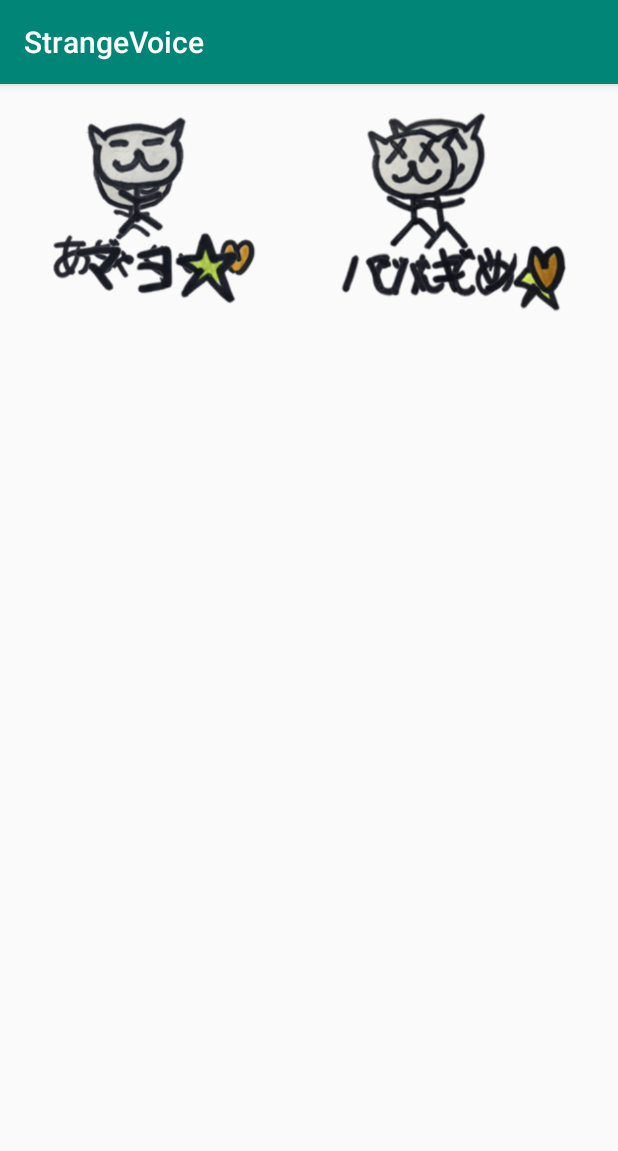
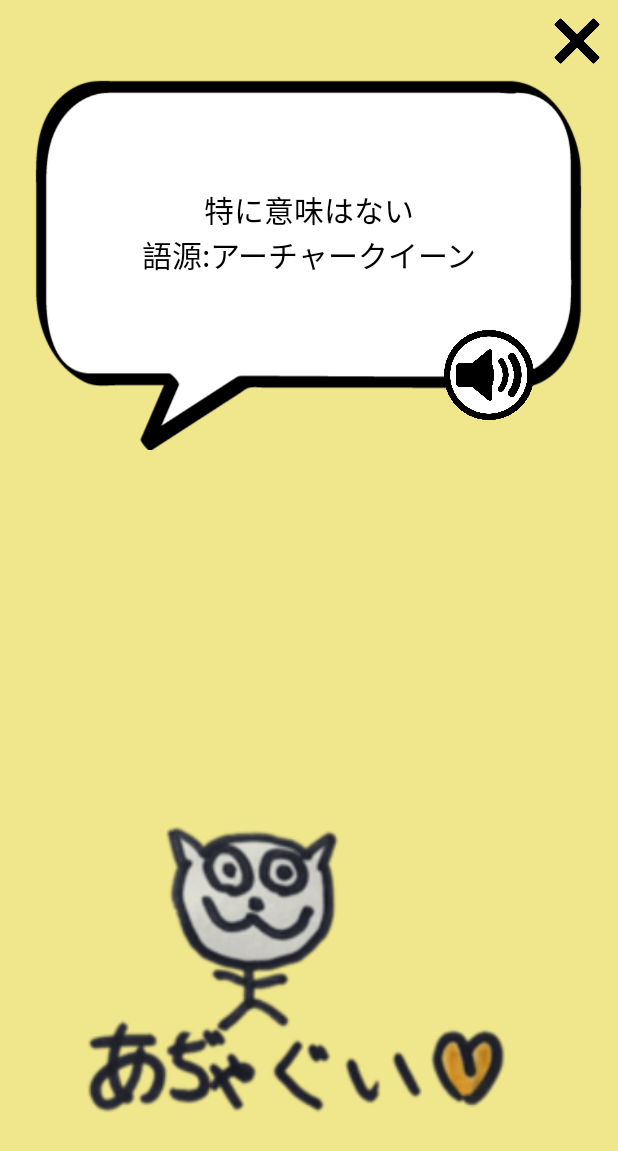
Before and after one commit to tktcorporation/StrangeVoice, an Android app: the screen it shows after launch (MainActivity), on a phone screen of 412 x 824 dp. Shown: the top 1151 px of the screen. Run offline under Robolectric (Android 15) with nearby library versions, the phone set to English and light mode, and no system bars.

Commit message:
詳細画面を作成

```diff
--- a/app/src/main/res/layout/activity_main.xml
+++ b/app/src/main/res/layout/activity_main.xml
@@ -4,50 +4,63 @@
     xmlns:tools="http://schemas.android.com/tools"
     android:layout_width="match_parent"
     android:layout_height="match_parent"
+    android:background="#f0e68c"
     tools:context=".MainActivity">
 
     <ImageView
         android:id="@+id/adyagui"
-        android:layout_width="170dp"
-        android:layout_height="170dp"
+        android:layout_width="350dp"
+        android:layout_height="350dp"
         android:scaleType="fitCenter"
         android:src="@drawable/adyagui"
+        app:layout_constraintHorizontal_bias="0.5"
         app:layout_constraintEnd_toEndOf="parent"
-        app:layout_constraintHorizontal_bias="0.09"
         app:layout_constraintStart_toStartOf="parent"
-        tools:layout_editor_absoluteY="15dp" />
+        app:layout_constraintBottom_toBottomOf="parent"/>
 
     <ImageView
-        android:id="@+id/mayo"
-        android:layout_width="170dp"
-        android:layout_height="170dp"
+        android:id="@+id/fukidashi"
+        android:layout_width="380dp"
+        android:layout_height="250dp"
         android:scaleType="fitCenter"
-        android:src="@drawable/mayo"
+        android:src="@drawable/fukidashi"
+        android:layout_marginTop="50dp"
+        app:layout_constraintTop_toTopOf="parent"
         app:layout_constraintEnd_toEndOf="parent"
-        app:layout_constraintHorizontal_bias="0.09"
-        app:layout_constraintStart_toStartOf="parent"
-        tools:layout_editor_absoluteY="190dp" />
+        app:layout_constraintStart_toStartOf="parent" />
 
-    <ImageButton
-        android:id="@+id/denteme"
-        android:layout_width="170dp"
-        android:layout_height="170dp"
-        android:scaleType="fitCenter"
-        android:background="@drawable/denteme"
-        app:layout_constraintEnd_toEndOf="parent"
-        app:layout_constraintHorizontal_bias="0.9"
-        app:layout_constraintStart_toStartOf="parent"
-        tools:layout_editor_absoluteY="190dp" />
+    <TextView
+        android:layout_width="280dp"
+        android:layout_height="150dp"
+        android:layout_marginStart="50dp"
+        android:layout_marginTop="30dp"
+        android:gravity="center"
+        android:text="特に意味はない\n語源:アーチャークイーン"
+        android:textColor="#000"
+        android:textSize="20dp"
+        app:layout_constraintStart_toStartOf="@id/fukidashi"
+        app:layout_constraintTop_toTopOf="@id/fukidashi" />
 
     <ImageView
-        android:id="@+id/babagin"
-        android:layout_width="170dp"
-        android:layout_height="170dp"
-        android:scaleType="fitCenter"
-        android:src="@drawable/babagin"
+        android:layout_width="60dp"
+        android:layout_height="60dp"
+        android:layout_marginEnd="40dp"
+        android:layout_marginBottom="20dp"
+        android:src="@drawable/audio_icon"
+        app:layout_constraintEnd_toEndOf="@id/fukidashi"
+        app:layout_constraintBottom_toBottomOf="@id/fukidashi"
+        />
+
+    <ImageView
+        android:layout_width="40dp"
+        android:layout_height="40dp"
+        android:layout_marginEnd="7dp"
+        android:layout_marginTop="7dp"
+        android:src="@drawable/close_icon"
+        app:layout_constraintTop_toTopOf="parent"
         app:layout_constraintEnd_toEndOf="parent"
-        app:layout_constraintHorizontal_bias="0.9"
-        app:layout_constraintStart_toStartOf="parent"
-        tools:layout_editor_absoluteY="15dp" />
+        />
+
+
 
 </android.support.constraint.ConstraintLayout>
--- /dev/null
+++ b/app/src/main/res/layout/sticker_item.xml
@@ -0,0 +1,28 @@
+<?xml version="1.0" encoding="utf-8"?>
+<android.support.constraint.ConstraintLayout
+    xmlns:android="http://schemas.android.com/apk/res/android"
+    xmlns:tools="http://schemas.android.com/tools"
+    xmlns:app="http://schemas.android.com/apk/res-auto"
+    android:layout_width="match_parent"
+    android:layout_height="match_parent">
+
+    <ImageView
+        android:id="@+id/adyagui_item"
+        android:layout_width="350dp"
+        android:layout_height="350dp"
+        android:scaleType="fitCenter"
+        android:src="@drawable/adyagui"
+        app:layout_constraintStart_toStartOf="parent"
+        app:layout_constraintEnd_toEndOf="parent"
+        />
+    <ImageView
+        android:layout_width="80dp"
+        android:layout_height="80dp"
+        android:layout_marginEnd="10dp"
+        android:layout_marginBottom="10dp"
+        android:src="@drawable/audio_icon"
+        app:layout_constraintEnd_toEndOf="@id/adyagui_item"
+        app:layout_constraintBottom_toBottomOf="@id/adyagui_item"
+        />
+
+</android.support.constraint.ConstraintLayout>
--- a/app/src/main/res/values/colors.xml
+++ b/app/src/main/res/values/colors.xml
@@ -1,6 +1,6 @@
 <?xml version="1.0" encoding="utf-8"?>
 <resources>
-    <color name="colorPrimary">#008577</color>
-    <color name="colorPrimaryDark">#00574B</color>
+    <color name="colorPrimary">#FF9D00</color>
+    <color name="colorPrimaryDark">#FF6E00</color>
     <color name="colorAccent">#D81B60</color>
 </resources>
--- a/app/src/main/res/values/styles.xml
+++ b/app/src/main/res/values/styles.xml
@@ -1,7 +1,7 @@
 <resources>
 
     <!-- Base application theme. -->
-    <style name="AppTheme" parent="Theme.AppCompat.Light.DarkActionBar">
+    <style name="AppTheme" parent="Theme.AppCompat.Light.NoActionBar">
         <!-- Customize your theme here. -->
         <item name="colorPrimary">@color/colorPrimary</item>
         <item name="colorPrimaryDark">@color/colorPrimaryDark</item>
```
Also changed, not shown: app/src/main/res/drawable/audio_icon.png (added), app/src/main/res/drawable/close_icon.png (added), app/src/main/res/drawable/fukidashi.png (added).
